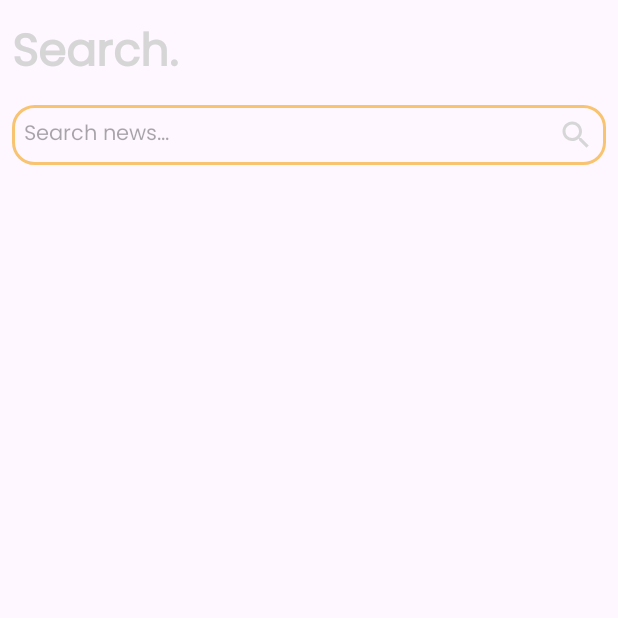
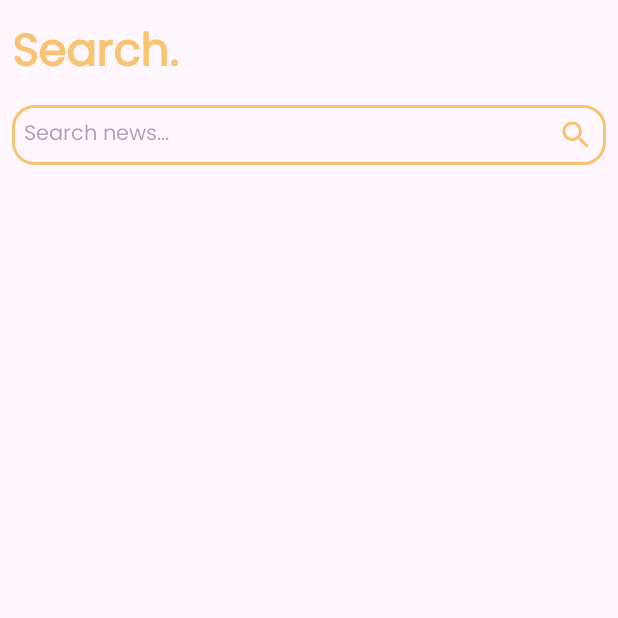
Before and after one commit to AskarBekB/App_News_Repository, an Android app: the fragment SearchFragment shown on its own in the app's theme, on a phone screen of 412 x 824 dp, the top half of it. Run offline under Robolectric (Android 15) with nearby library versions, the phone set to English and light mode, and no system bars.

```diff
--- /dev/null
+++ b/app/src/main/java/dev/androidbroadcast/android_app_news/Source.kt
@@ -0,0 +1,6 @@
+package dev.androidbroadcast.android_app_news
+
+data class Source(
+    val id: String,
+    val name: String
+)
--- a/app/src/main/res/layout/activity_news.xml
+++ b/app/src/main/res/layout/activity_news.xml
@@ -34,7 +34,7 @@
         app:menu="@menu/bottom_navigation_menu"
         app:itemTextColor="@color/white"
         app:itemIconTint="@color/white"
-        android:background="@color/purple"
+        android:background="@color/hex"
         app:itemActiveIndicatorStyle="@style/App.Custom.Indicator"
         app:layout_constraintBottom_toBottomOf="parent"
         app:layout_constraintEnd_toEndOf="parent"
--- a/app/src/main/res/layout/fragment_headline.xml
+++ b/app/src/main/res/layout/fragment_headline.xml
@@ -12,7 +12,7 @@
         android:text="Headlines."
         android:textSize="30sp"
         android:fontFamily="@font/poppins"
-        android:textColor="@color/purple"
+        android:textColor="@color/hex"
         android:textStyle="bold"
         android:layout_marginStart="8dp"
         android:layout_marginTop="12dp"
--- a/app/src/main/res/layout/fragment_search.xml
+++ b/app/src/main/res/layout/fragment_search.xml
@@ -12,7 +12,7 @@
         android:text="Search."
         android:textSize="30sp"
         android:fontFamily="@font/poppins"
-        android:textColor="@color/purple"
+        android:textColor="@color/hex"
         android:textStyle="bold"
         android:layout_marginStart="8dp"
         android:layout_marginTop="12dp"
@@ -30,7 +30,7 @@
         android:padding="8dp"
         android:textSize="14sp"
         android:fontFamily="@font/poppins"
-        android:drawableTint="@color/purple"
+        android:drawableTint="@color/hex"
         android:background="@drawable/search_border"
         android:drawableEnd="@drawable/baseline_search_24"
         app:layout_constraintEnd_toEndOf="parent"
```
Also changed, not shown: app/src/main/java/dev/androidbroadcast/android_app_news/Article.kt (added, +12 -0 lines), app/src/main/java/dev/androidbroadcast/android_app_news/NewsResponse.kt (added, +7 -0 lines).
